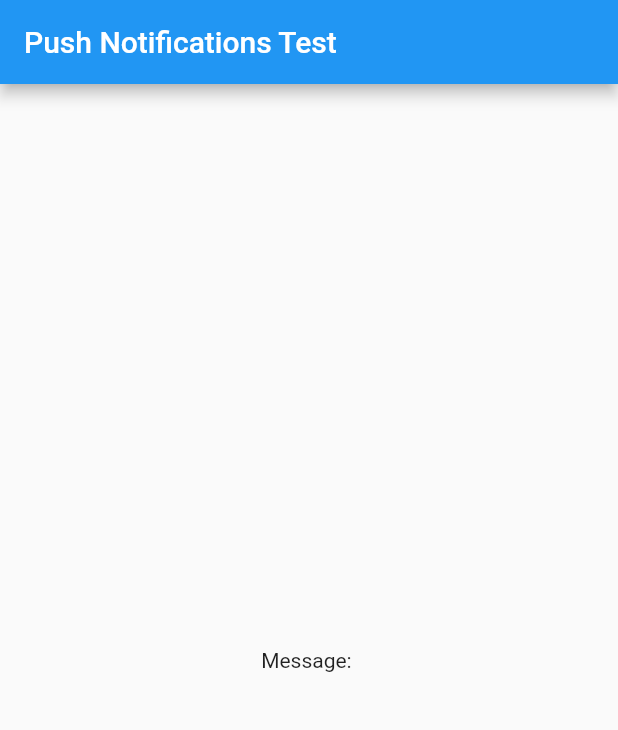
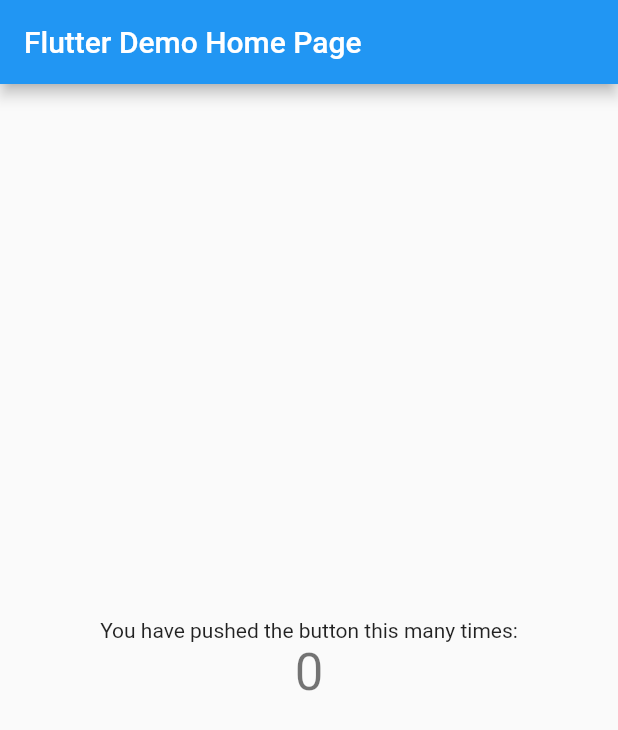
Before and after one commit to muktadirsonyy911/Local_Push_Notifications, a Flutter app: the screen it shows after launch, on a phone screen of 412 x 824 dp. Shown: the top 730 px of the screen. Run offline on Flutter 3.47's test engine with Material 2 defaults, Android fonts, the phone set to English and light mode, and no system bars; our stand-ins replace firebase_core, firebase_messaging, flutter_local_notifications; accounts and stored records are empty.

Commit message:
more bug fixed and solved

```diff
--- a/lib/homepage.dart
+++ /dev/null
@@ -1,53 +0,0 @@
-import 'package:firebase_messaging/firebase_messaging.dart';
-import 'package:flutter/material.dart';
-
-class HomePage extends StatefulWidget {
-  HomePage({Key key}) : super(key: key);
-
-  @override
-  _HomePageState createState() => _HomePageState();
-}
-
-class _HomePageState extends State<HomePage> {
-  final FirebaseMessaging _firebaseMessaging = FirebaseMessaging();
-  String _message = '';
-
-  _registerOnFirebase() {
-    _firebaseMessaging.subscribeToTopic('all');
-    _firebaseMessaging.getToken().then((token) => print(token));
-  }
-
-  @override
-  void initState() {
-    _registerOnFirebase();
-    getMessage();
-    super.initState();
-  }
-
-  void getMessage() {
-    _firebaseMessaging.configure(
-        onMessage: (Map<String, dynamic> message) async {
-          print('received message');
-          setState(() => _message = message["notification"]["body"]);
-        }, onResume: (Map<String, dynamic> message) async {
-      print('on resume $message');
-      setState(() => _message = message["notification"]["body"]);
-    }, onLaunch: (Map<String, dynamic> message) async {
-      print('on launch $message');
-      setState(() => _message = message["notification"]["body"]);
-    });
-  }
-
-  @override
-  Widget build(BuildContext context) {
-    return Scaffold(
-      appBar: AppBar(
-        title: Text('Push Notifications Test'),
-      ),
-      body: Container(
-          child: Center(
-            child: Text("Message: $_message"),
-          )),
-    );
-  }
-}
--- a/lib/main.dart
+++ b/lib/main.dart
@@ -1,40 +1,130 @@
-import 'package:fire/homepage.dart';
 import 'package:flutter/material.dart';
-void main() => runApp(MyApp());
+import 'package:firebase_core/firebase_core.dart';
+import 'package:firebase_messaging/firebase_messaging.dart';
+import 'package:flutter_local_notifications/flutter_local_notifications.dart';
+
+const AndroidNotificationChannel channel = AndroidNotificationChannel(
+    'high_importance_channel', // id
+    'High Importance Notifications', // title
+    'This channel is used for important notifications.', // description
+    importance: Importance.high,
+    playSound: true);
+
+final FlutterLocalNotificationsPlugin flutterLocalNotificationsPlugin =
+FlutterLocalNotificationsPlugin();
+
+Future<void> _firebaseMessagingBackgroundHandler(RemoteMessage message) async {
+  await Firebase.initializeApp();
+  print('A bg message just showed up :  ${message.messageId}');
+}
+
+Future<void> main() async {
+  WidgetsFlutterBinding.ensureInitialized();
+  await Firebase.initializeApp();
+  FirebaseMessaging.onBackgroundMessage(_firebaseMessagingBackgroundHandler);
+
+  await flutterLocalNotificationsPlugin
+      .resolvePlatformSpecificImplementation<AndroidFlutterLocalNotificationsPlugin>()
+      ?.createNotificationChannel(channel);
+
+  await FirebaseMessaging.instance.setForegroundNotificationPresentationOptions(
+    alert: true,
+    badge: true,
+    sound: true,
+  );
+  runApp(MyApp());
+}
 
 class MyApp extends StatelessWidget {
   @override
   Widget build(BuildContext context) {
     return MaterialApp(
-      title: 'Material App',
-      home: HomePage(),
+      title: 'Flutter Demo',
+      theme: ThemeData(
+        primarySwatch: Colors.blue,
+      ),
+      home: MyHomePage(title: 'Flutter Demo Home Page'),
     );
   }
 }
 
-// Center(
-// child: StreamBuilder<QuerySnapshot>(
-// stream: users.snapshots(),
-// builder: (BuildContext context, AsyncSnapshot<QuerySnapshot> snapshot) {
-// if (snapshot.hasError) {
-// return Text('Something went wrong');
-// }
-//
-// if (snapshot.connectionState == ConnectionState.waiting) {
-// return Text("Loading");
-// }
-//
-// return new ListView(
-// children: snapshot.data.docs.map((DocumentSnapshot document) {
-// return Card(
-// child: new ListTile(
-// title: new Text(document.data()['name']),
-// subtitle: new Text(document.data()['salary']),
-// leading: CircleAvatar(child: Text(document.data()['age'].toString())),
-// ),
-// );
-// }).toList(),
-// );
-// },
-// )
-// ),
+class MyHomePage extends StatefulWidget {
+  MyHomePage({Key key, this.title}) : super(key: key);
+
+  final String title;
+
+  @override
+  _MyHomePageState createState() => _MyHomePageState();
+}
+
+class _MyHomePageState extends State<MyHomePage> {
+  int _counter = 0;
+
+  @override
+  void initState() {
+    super.initState();
+    FirebaseMessaging.onMessage.listen((RemoteMessage message) {
+      RemoteNotification notification = message.notification;
+      AndroidNotification android = message.notification?.android;
+      if (notification != null && android != null) {
+        showDialog(
+            context: context,
+            builder: (_) {
+              return AlertDialog(
+                title: Text(notification.title),
+                content: SingleChildScrollView(
+                  child: Column(
+                    crossAxisAlignment: CrossAxisAlignment.start,
+                    children: [Text(notification.body)],
+                  ),
+                ),
+              );
+            });
+      }
+    });
+
+    FirebaseMessaging.onMessageOpenedApp.listen((RemoteMessage message) {
+      print('A new onMessageOpenedApp event was published!');
+      RemoteNotification notification = message.notification;
+      AndroidNotification android = message.notification?.android;
+      if (notification != null && android != null) {
+        showDialog(
+            context: context,
+            builder: (_) {
+              return AlertDialog(
+                title: Text(notification.title),
+                content: SingleChildScrollView(
+                  child: Column(
+                    crossAxisAlignment: CrossAxisAlignment.start,
+                    children: [Text(notification.body)],
+                  ),
+                ),
+              );
+            });
+      }
+    });
+  }
+
+  @override
+  Widget build(BuildContext context) {
+    return Scaffold(
+      appBar: AppBar(
+        title: Text(widget.title),
+      ),
+      body: Center(
+        child: Column(
+          mainAxisAlignment: MainAxisAlignment.center,
+          children: <Widget>[
+            Text(
+              'You have pushed the button this many times:',
+            ),
+            Text(
+              '$_counter',
+              style: Theme.of(context).textTheme.headline4,
+            ),
+          ],
+        ),
+      ),
+    );
+  }
+}
```
Also changed, not shown: pubspec.yaml (+3 -6 lines), pubspec.lock, 3 other files.
